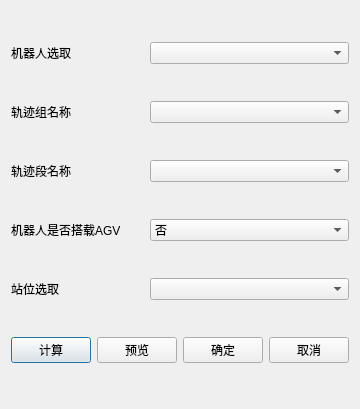
offline-programming-software/offline-programming, file include/posCal.ui: the form before one commit.
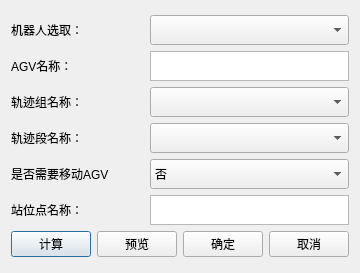
The form after the commit.

Patch:
```diff
--- a/include/posCal.ui
+++ b/include/posCal.ui
@@ -6,8 +6,8 @@
    <rect>
     <x>0</x>
     <y>0</y>
-    <width>344</width>
-    <height>409</height>
+    <width>340</width>
+    <height>273</height>
    </rect>
   </property>
   <property name="windowTitle">
@@ -18,58 +18,126 @@
   </property>
   <layout class="QGridLayout" name="gridLayout">
    <item row="0" column="0">
+    <layout class="QVBoxLayout" name="verticalLayout">
+     <item>
     <layout class="QHBoxLayout" name="horizontalLayout_2" stretch="4,6">
      <item>
       <widget class="QLabel" name="label">
        <property name="text">
-        <string>机器人选取</string>
+          <string>机器人选取：</string>
        </property>
       </widget>
      </item>
      <item>
-      <widget class="QComboBox" name="comboBox_1"/>
+        <widget class="QComboBox" name="comboBox_1">
+         <property name="minimumSize">
+          <size>
+           <width>0</width>
+           <height>30</height>
+          </size>
+         </property>
+        </widget>
      </item>
     </layout>
    </item>
-   <item row="1" column="0">
+     <item>
+      <layout class="QHBoxLayout" name="horizontalLayout_6" stretch="4,6">
+       <item>
+        <widget class="QLabel" name="label_6">
+         <property name="text">
+          <string>AGV名称：</string>
+         </property>
+        </widget>
+       </item>
+       <item>
+        <widget class="QTextBrowser" name="textBrowser">
+         <property name="minimumSize">
+          <size>
+           <width>0</width>
+           <height>30</height>
+          </size>
+         </property>
+         <property name="maximumSize">
+          <size>
+           <width>16777215</width>
+           <height>30</height>
+          </size>
+         </property>
+        </widget>
+       </item>
+      </layout>
+     </item>
+     <item>
     <layout class="QHBoxLayout" name="horizontalLayout_5" stretch="4,6">
      <item>
       <widget class="QLabel" name="label_4">
        <property name="text">
-        <string>轨迹组名称</string>
+          <string>轨迹组名称：</string>
        </property>
       </widget>
      </item>
      <item>
-      <widget class="QComboBox" name="comboBox_2"/>
+        <widget class="QComboBox" name="comboBox_2">
+         <property name="minimumSize">
+          <size>
+           <width>0</width>
+           <height>30</height>
+          </size>
+         </property>
+        </widget>
      </item>
     </layout>
    </item>
-   <item row="2" column="0">
+     <item>
     <layout class="QHBoxLayout" name="horizontalLayout_3" stretch="4,6">
      <item>
       <widget class="QLabel" name="label_2">
        <property name="text">
-        <string>轨迹段名称</string>
+          <string>轨迹段名称：</string>
        </property>
       </widget>
      </item>
      <item>
-      <widget class="QComboBox" name="comboBox_3"/>
+        <widget class="QComboBox" name="comboBox_3">
+         <property name="minimumSize">
+          <size>
+           <width>0</width>
+           <height>30</height>
+          </size>
+         </property>
+         <property name="maximumSize">
+          <size>
+           <width>16777215</width>
+           <height>30</height>
+          </size>
+         </property>
+        </widget>
      </item>
     </layout>
    </item>
-   <item row="3" column="0">
+     <item>
     <layout class="QHBoxLayout" name="horizontalLayout_4" stretch="4,6">
      <item>
       <widget class="QLabel" name="label_3">
        <property name="text">
-        <string>机器人是否搭载AGV</string>
+          <string>是否需要移动AGV</string>
        </property>
       </widget>
      </item>
      <item>
       <widget class="QComboBox" name="comboBox_4">
+         <property name="minimumSize">
+          <size>
+           <width>0</width>
+           <height>30</height>
+          </size>
+         </property>
+         <property name="maximumSize">
+          <size>
+           <width>16777215</width>
+           <height>30</height>
+          </size>
+         </property>
        <item>
         <property name="text">
          <string>否</string>
@@ -84,21 +152,34 @@
      </item>
     </layout>
    </item>
-   <item row="4" column="0">
-    <layout class="QHBoxLayout" name="horizontalLayout_6" stretch="4,6">
+     <item>
+      <layout class="QHBoxLayout" name="horizontalLayout_7" stretch="4,6">
      <item>
       <widget class="QLabel" name="label_5">
        <property name="text">
-        <string>站位选取</string>
+          <string>站位点名称：</string>
        </property>
       </widget>
      </item>
      <item>
-      <widget class="QComboBox" name="comboBox_5"/>
+        <widget class="QTextEdit" name="textEdit">
+         <property name="minimumSize">
+          <size>
+           <width>0</width>
+           <height>30</height>
+          </size>
+         </property>
+         <property name="maximumSize">
+          <size>
+           <width>16777215</width>
+           <height>30</height>
+          </size>
+         </property>
+        </widget>
      </item>
     </layout>
    </item>
-   <item row="5" column="0">
+     <item>
     <layout class="QHBoxLayout" name="horizontalLayout">
      <item>
       <widget class="QPushButton" name="pushButton_1">
@@ -127,6 +208,8 @@
         <string>取消</string>
        </property>
       </widget>
+       </item>
+      </layout>
      </item>
     </layout>
    </item>
```
Lines whose indentation alone changed are shown as unchanged.
